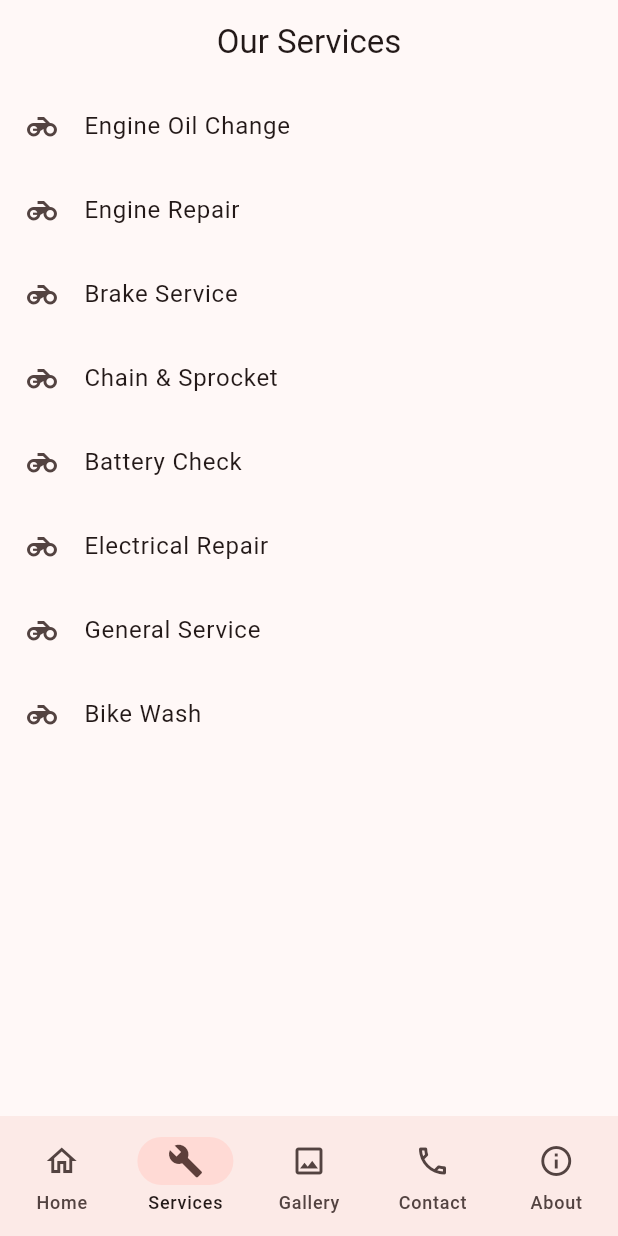
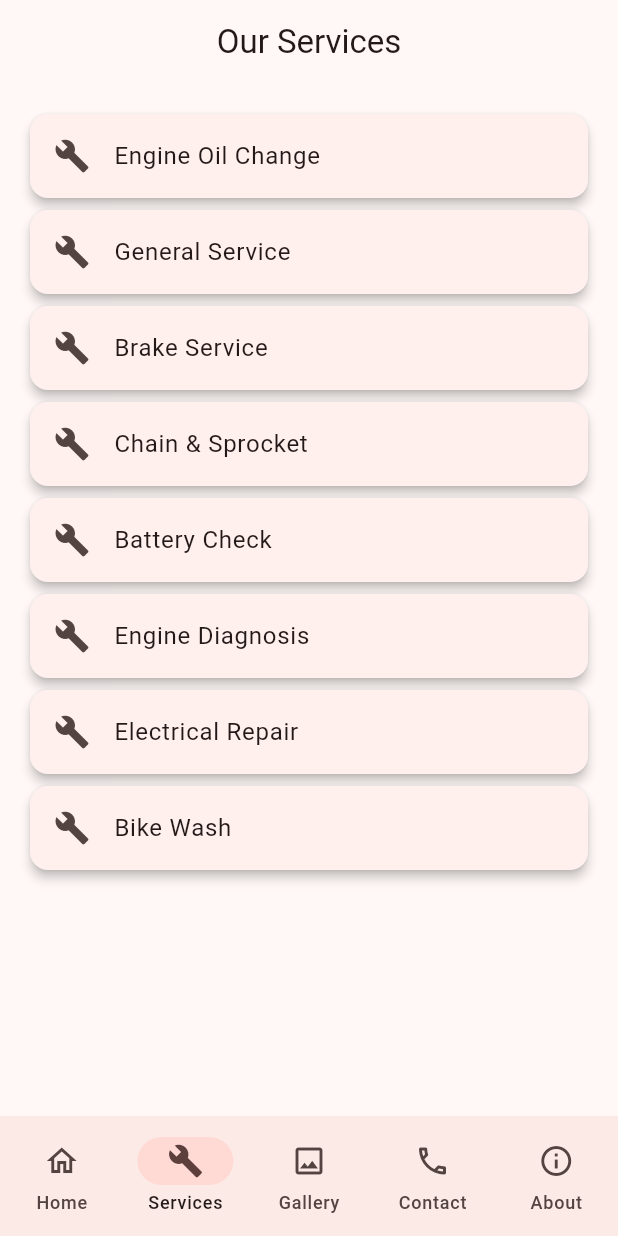
Before and after one commit to raihanauto/raihan-auto-service, a Flutter app: the screen it shows after launch, item 2 of the bottom bar chosen, on a phone screen of 412 x 824 dp. Run offline on Flutter 3.47's test engine with Material 3 defaults, Android fonts, the phone set to English and light mode, and no system bars.

Commit message:
Update services_screen.dart

```diff
--- a/lib/screens/services_screen.dart
+++ b/lib/screens/services_screen.dart
@@ -7,12 +7,12 @@ class ServicesScreen extends StatelessWidget {
   Widget build(BuildContext context) {
     final services = [
       "Engine Oil Change",
-      "Engine Repair",
+      "General Service",
       "Brake Service",
       "Chain & Sprocket",
       "Battery Check",
+      "Engine Diagnosis",
       "Electrical Repair",
-      "General Service",
       "Bike Wash",
     ];
 
@@ -21,11 +21,14 @@ class ServicesScreen extends StatelessWidget {
         title: const Text("Our Services"),
       ),
       body: ListView.builder(
+        padding: const EdgeInsets.all(16),
         itemCount: services.length,
         itemBuilder: (context, index) {
-          return ListTile(
-            leading: const Icon(Icons.motorcycle),
-            title: Text(services[index]),
+          return Card(
+            child: ListTile(
+              leading: const Icon(Icons.build),
+              title: Text(services[index]),
+            ),
           );
         },
       ),
```
